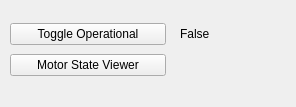
First picture: the form in hmi/sweetie_bot_rviz_panel/resource/sweetie_bot_rviz_panel.ui, repository sweetie-bot-project/sweetie_bot, before the edit.
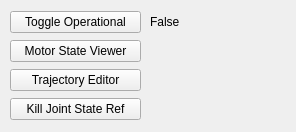
Second picture: the form after the edit.

Commit message: trajectory editor and joint_state_ref buttons added

What changed in the file:
```diff
--- a/hmi/sweetie_bot_rviz_panel/resource/sweetie_bot_rviz_panel.ui
+++ b/hmi/sweetie_bot_rviz_panel/resource/sweetie_bot_rviz_panel.ui
@@ -7,7 +7,7 @@
     <x>0</x>
     <y>0</y>
     <width>296</width>
-    <height>107</height>
+    <height>132</height>
    </rect>
   </property>
   <property name="windowTitle">
@@ -16,10 +16,10 @@
   <widget class="QWidget" name="layoutWidget">
    <property name="geometry">
     <rect>
-     <x>180</x>
-     <y>20</y>
-     <width>101</width>
-     <height>61</height>
+     <x>150</x>
+     <y>10</y>
+     <width>131</width>
+     <height>111</height>
     </rect>
    </property>
    <layout class="QVBoxLayout" name="verticalLayout_2">
@@ -33,7 +33,21 @@
     <item>
      <widget class="QLabel" name="labelMotorStateViewer">
       <property name="text">
-       <string></string>
+       <string/>
+      </property>
+     </widget>
+    </item>
+    <item>
+     <widget class="QLabel" name="labelTrajectoryEditor">
+      <property name="text">
+       <string/>
+      </property>
+     </widget>
+    </item>
+    <item>
+     <widget class="QLabel" name="labelKillJointStateRef">
+      <property name="text">
+       <string/>
       </property>
      </widget>
     </item>
@@ -43,9 +57,9 @@
    <property name="geometry">
     <rect>
      <x>10</x>
-     <y>20</y>
-     <width>156</width>
-     <height>61</height>
+     <y>10</y>
+     <width>131</width>
+     <height>111</height>
     </rect>
    </property>
    <layout class="QVBoxLayout" name="verticalLayout">
@@ -63,6 +77,20 @@
       </property>
      </widget>
     </item>
+    <item>
+     <widget class="QPushButton" name="pushButtonTrajectoryEditor">
+      <property name="text">
+       <string>Trajectory Editor</string>
+      </property>
+     </widget>
+    </item>
+    <item>
+     <widget class="QPushButton" name="pushButtonKillJointStateRef">
+      <property name="text">
+       <string>Kill Joint State Ref</string>
+      </property>
+     </widget>
+    </item>
    </layout>
   </widget>
  </widget>
```
Left out of the diff: 4 changed lines with no effect on the pictures. The commit also changes 3 other files.
